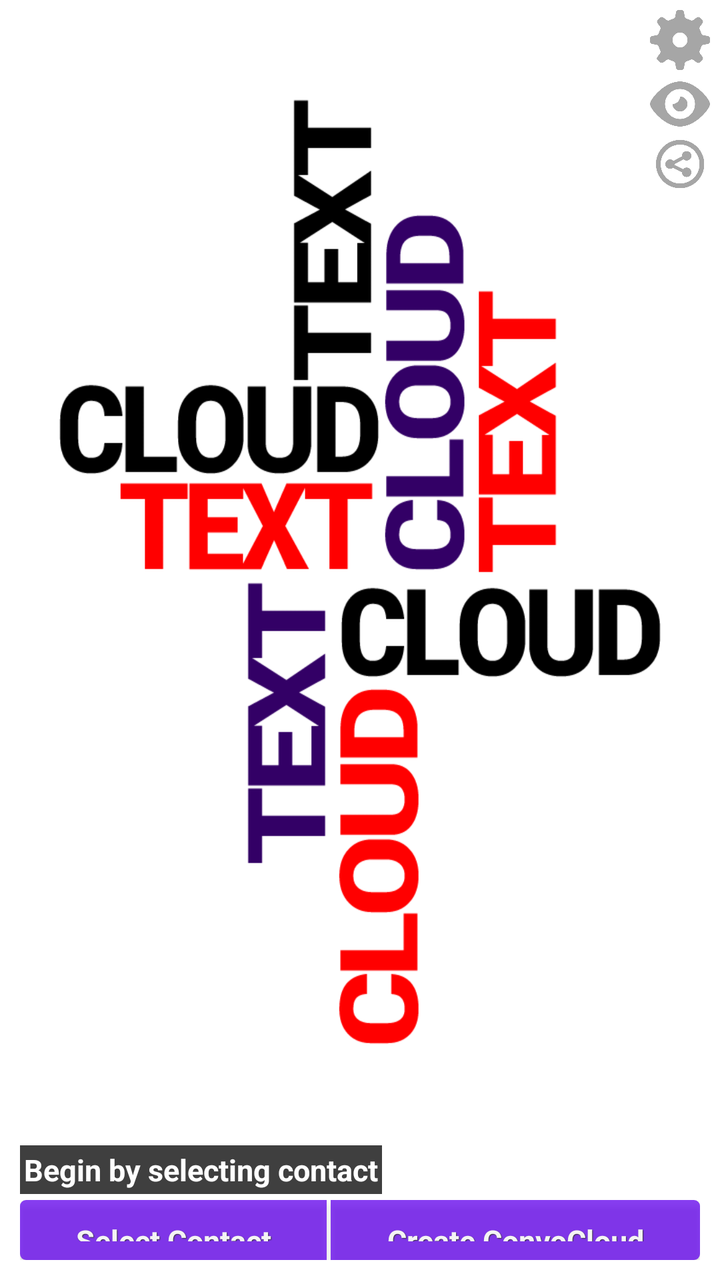
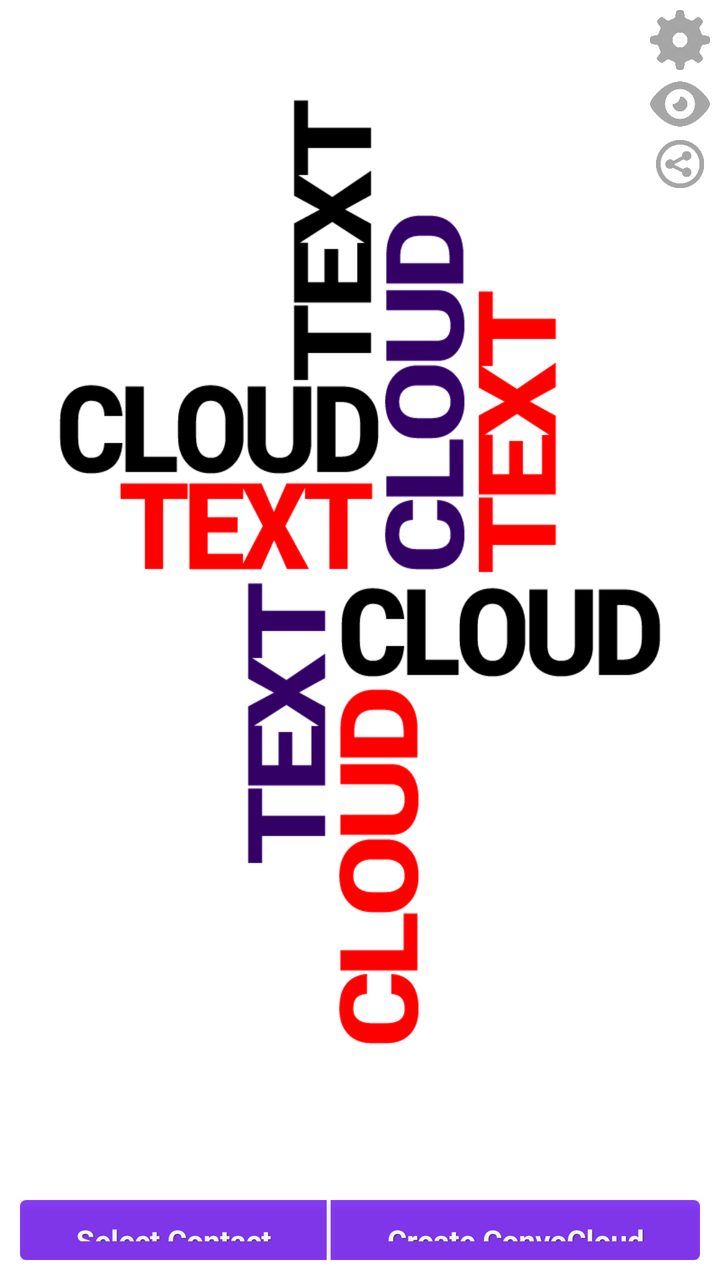

Two renders of the same Android screen: before a commit and after it. Below are the layout's source before the change and the commit's diff.
<!-- AndroidManifest.xml: fallback theme Theme.MaterialComponents.DayNight.NoActionBar -->
<!-- res/layout/activity_main.xml -->
<RelativeLayout xmlns:android="http://schemas.android.com/apk/res/android"
    android:id="@+id/main_layout"
    android:layout_width="match_parent"
    android:layout_height="match_parent"
    android:background="@drawable/main_image"
    android:clickable="true" >

    <LinearLayout
        android:id="@+id/button_layout"
        android:layout_width="match_parent"
        android:layout_height="30dp"
        android:layout_alignParentBottom="true"
        android:layout_alignParentLeft="true"
        android:layout_marginBottom="10dp"
        android:layout_marginLeft="10dp"
        android:layout_marginRight="10dp"
        android:layout_marginTop="3dp" >

        <Button
            android:id="@+id/contact_selection_button"
            style="@style/btnStyleBlackpearl"
            android:layout_width="wrap_content"
            android:layout_height="wrap_content"
            android:layout_marginRight="1dp"
            android:layout_weight=".25"
            android:alpha=".75"
            android:background="@drawable/button_left"
            android:text="@string/select_contact" />

        <Button
            android:id="@+id/create_text_cloud_button"
            style="@style/btnStyleBlackpearl"
            android:layout_width="wrap_content"
            android:layout_height="wrap_content"
            android:layout_marginLeft="1dp"
            android:layout_weight=".25"
            android:alpha=".75"
            android:background="@drawable/button_right"
            android:text="@string/create_convocloud" />
    </LinearLayout>

    <LinearLayout
        android:id="@+id/icon_layout"
        android:layout_width="wrap_content"
        android:layout_height="wrap_content"
        android:layout_alignParentLeft="false"
        android:layout_alignParentRight="true"
        android:layout_alignParentTop="true"
        android:layout_marginRight="5dp"
        android:layout_marginTop="5dp"
        android:orientation="vertical" >

        <ImageView
            android:id="@+id/settings_button"
            android:layout_width="wrap_content"
            android:layout_height="wrap_content"
            android:layout_marginBottom="2dp"
            android:adjustViewBounds="true"
            android:alpha=".35"
            android:clickable="true"
            android:contentDescription="@string/settings_description"
            android:maxHeight="30dp"
            android:maxWidth="30dp"
            android:src="@drawable/settingsicon" />

        <ImageView
            android:id="@+id/visible_button"
            android:layout_width="wrap_content"
            android:layout_height="wrap_content"
            android:adjustViewBounds="true"
            android:alpha=".35"
            android:clickable="true"
            android:contentDescription="@string/settings_description"
            android:maxHeight="30dp"
            android:maxWidth="30dp"
            android:src="@drawable/visible_icon" />

        <ImageView
            android:id="@+id/share_button"
            android:layout_width="wrap_content"
            android:layout_height="wrap_content"
            android:adjustViewBounds="true"
            android:alpha=".35"
            android:clickable="true"
            android:contentDescription="@string/settings_description"
            android:maxHeight="30dp"
            android:maxWidth="30dp"
            android:src="@drawable/share_icon" />

    </LinearLayout>

    <LinearLayout
        android:id="@+id/status_layout"
        android:layout_width="wrap_content"
        android:layout_height="wrap_content"
        android:layout_above="@+id/button_layout"
        android:layout_alignParentLeft="true"
        android:layout_marginLeft="10dp"
        android:alpha=".75"
        android:background="@android:color/black"
        android:padding="2dp" >

        <TextView
            android:id="@+id/status_text"
            android:layout_width="wrap_content"
            android:layout_height="wrap_content"
            android:text="@string/status_text"
            android:textAppearance="?android:attr/textAppearanceMedium"
            android:textColor="@android:color/white"
            android:textSize="@dimen/Default"
            android:textStyle="bold" />

    </LinearLayout>

</RelativeLayout>
<!-- resources referenced by this layout -->
<resources>
  <dimen name="Default">15sp</dimen>
  <!-- drawable button_left (drawable-hdpi) -->
  <?xml version="1.0" encoding="utf-8"?>
  <selector xmlns:android="http://schemas.android.com/apk/res/android" >
       <item android:state_pressed="true" >
           <shape android:shape="rectangle"  >
               <corners android:bottomLeftRadius="3dip" 
                   android:topLeftRadius="3dip"/>
               <gradient  android:angle="-90"  android:startColor="#080909" android:endColor="#626b70"  />            
           </shape>
       </item>
      <item android:state_focused="true">
           <shape android:shape="rectangle"  >
               <corners android:bottomLeftRadius="3dip" 
                   android:topLeftRadius="3dip"/>
               <solid  android:color="#050e13"/>       
           </shape>
       </item>  
      <item >
          <shape android:shape="rectangle"  >
               <corners android:bottomLeftRadius="3dip" 
                   android:topLeftRadius="3dip"/>
               <gradient  android:angle="-90"  android:startColor="#3c454a" android:endColor="#050e13" />            
           </shape>
       </item>
  </selector>
  <!-- drawable button_right (drawable-hdpi) -->
  <?xml version="1.0" encoding="utf-8"?>
  <selector xmlns:android="http://schemas.android.com/apk/res/android" >
       <item android:state_pressed="true" >
           <shape android:shape="rectangle"  >
               <corners android:radius="3dip" />
               <corners android:bottomRightRadius="3dip" 
                   android:topRightRadius="3dip"/>
               <gradient  android:angle="-90"  android:startColor="#080909" android:endColor="#626b70"  />            
           </shape>
       </item>
      <item android:state_focused="true">
           <shape android:shape="rectangle"  >
               <corners android:bottomRightRadius="3dip" 
                   android:topRightRadius="3dip"/>
  
               <solid  android:color="#050e13"/>       
           </shape>
       </item>  
      <item >
          <shape android:shape="rectangle"  >
               <corners android:bottomRightRadius="3dip" 
                   android:topRightRadius="3dip"/>
               <gradient  android:angle="-90"  android:startColor="#3c454a" android:endColor="#050e13" />            
           </shape>
       </item>
  </selector>
  <!-- drawable main_image: png bitmap (drawable-hdpi, 45865 bytes) -->
  <!-- drawable settingsicon: png bitmap (drawable-hdpi, 12030 bytes) -->
  <!-- drawable share_icon: png bitmap (drawable-hdpi, 8854 bytes) -->
  <!-- drawable visible_icon: png bitmap (drawable-hdpi, 12784 bytes) -->
  <string name="create_convocloud">Create ConvoCloud</string>
  <string name="select_contact">Select Contact</string>
  <string name="settings_description">Settings Button</string>
  <string name="status_text">Begin by selecting contact</string>
  <style name="btnStyleBlackpearl" parent="@android:style/Widget.Button">
         <item name="android:textSize">15sp</item>
         <item name="android:textStyle">bold</item>
         <item name="android:textColor">#FFFFFF</item>
         <item name="android:gravity">center</item>
         <item name="android:shadowColor">#000000</item>
         <item name="android:shadowDx">1</item>
         <item name="android:shadowDy">1</item>
         <item name="android:shadowRadius">0.6</item>
         <item name="android:alpha">.5</item>
         <item name="android:background">@drawable/button_left</item>
     </style>
</resources>

<!-- the commit's change to res/layout/activity_main.xml (unified diff, before → after) -->
@@ -97,13 +97,14 @@
         android:layout_alignParentLeft="true"
         android:layout_marginLeft="10dp"
         android:alpha=".75"
-        android:background="@android:color/black"
-        android:padding="2dp" >
+        android:background="@layout/rounded_corners" >
 
         <TextView
             android:id="@+id/status_text"
             android:layout_width="wrap_content"
             android:layout_height="wrap_content"
+            android:paddingLeft="3dp"
+            android:paddingRight="3dp"
             android:text="@string/status_text"
             android:textAppearance="?android:attr/textAppearanceMedium"
             android:textColor="@android:color/white"
